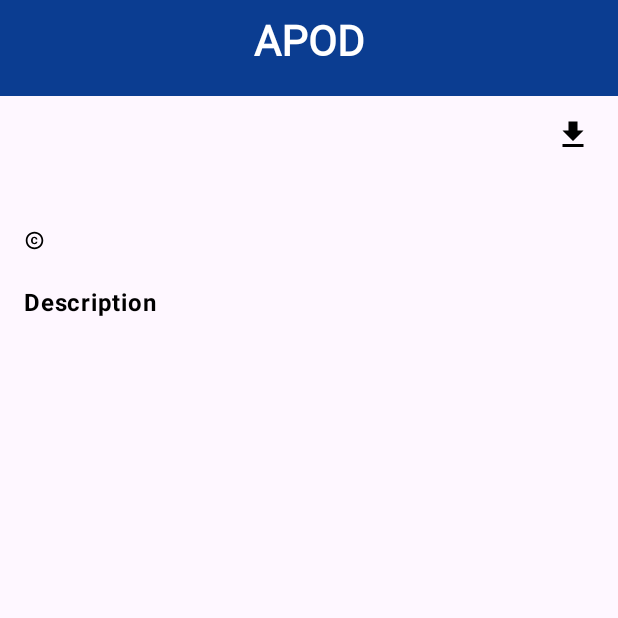
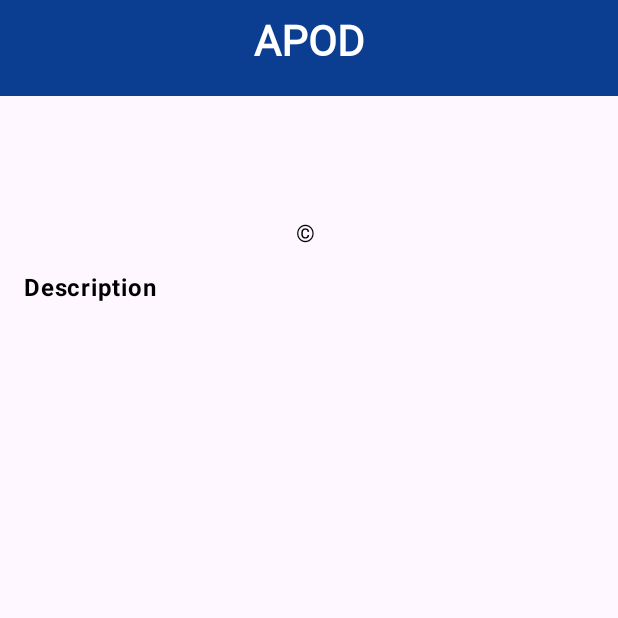
Before and after one commit to jshapter/NASA_APOD, an Android app built with Jetpack Compose: the composable DisplayApod called with empty values, on a phone screen of 412 x 824 dp, the top half of it. Run offline under Robolectric (Android 15) with nearby library versions, the phone set to English and light mode, and no system bars; pictures from the network do not load; Roboto replaces fonts that are not available here.

Commit message:
to-do dropdown menu, download and copy functions

```diff
--- a/app/src/main/java/com/example/nasaapod/ui/DisplayApod.kt
+++ b/app/src/main/java/com/example/nasaapod/ui/DisplayApod.kt
@@ -1,6 +1,12 @@
 package com.example.nasaapod.ui
 
+import android.content.ContentValues.TAG
+import android.util.Log
+import androidx.compose.foundation.ExperimentalFoundationApi
 import androidx.compose.foundation.Image
+import androidx.compose.foundation.background
+import androidx.compose.foundation.border
+import androidx.compose.foundation.combinedClickable
 import androidx.compose.foundation.layout.Arrangement
 import androidx.compose.foundation.layout.Box
 import androidx.compose.foundation.layout.Column
@@ -8,26 +14,34 @@ import androidx.compose.foundation.layout.Row
 import androidx.compose.foundation.layout.fillMaxWidth
 import androidx.compose.foundation.layout.padding
 import androidx.compose.foundation.layout.size
+import androidx.compose.foundation.layout.width
 import androidx.compose.foundation.lazy.LazyColumn
 import androidx.compose.foundation.text.selection.SelectionContainer
 import androidx.compose.material.icons.Icons
-import androidx.compose.material.icons.filled.Copyright
+import androidx.compose.material.icons.filled.ContentCopy
 import androidx.compose.material.icons.filled.Download
 import androidx.compose.material3.CenterAlignedTopAppBar
 import androidx.compose.material3.CircularProgressIndicator
+import androidx.compose.material3.DropdownMenu
 import androidx.compose.material3.ExperimentalMaterial3Api
 import androidx.compose.material3.Icon
-import androidx.compose.material3.IconButton
 import androidx.compose.material3.MaterialTheme
 import androidx.compose.material3.Scaffold
 import androidx.compose.material3.Text
 import androidx.compose.material3.TopAppBarDefaults
 import androidx.compose.runtime.Composable
+import androidx.compose.runtime.getValue
+import androidx.compose.runtime.mutableStateOf
+import androidx.compose.runtime.saveable.rememberSaveable
+import androidx.compose.runtime.setValue
 import androidx.compose.ui.Alignment
 import androidx.compose.ui.Modifier
 import androidx.compose.ui.draw.alpha
+import androidx.compose.ui.graphics.Color
+import androidx.compose.ui.hapticfeedback.HapticFeedbackType
 import androidx.compose.ui.input.nestedscroll.nestedScroll
 import androidx.compose.ui.platform.LocalContext
+import androidx.compose.ui.platform.LocalHapticFeedback
 import androidx.compose.ui.text.font.FontStyle
 import androidx.compose.ui.text.font.FontWeight
 import androidx.compose.ui.text.style.TextOverflow
@@ -38,7 +52,7 @@ import coil.compose.rememberAsyncImagePainter
 import coil.request.ImageRequest
 import com.example.nasaapod.ui.theme.Nasalization
 
-@OptIn(ExperimentalMaterial3Api::class)
+@OptIn(ExperimentalMaterial3Api::class, ExperimentalFoundationApi::class)
 @Composable
 fun DisplayApod(
     title: String,
@@ -47,6 +61,10 @@ fun DisplayApod(
     copyright: String,
     description: String
 ) {
+    var isContextMenuVisible by rememberSaveable {
+        mutableStateOf(false)
+    }
+
     val scrollBehavior = TopAppBarDefaults.enterAlwaysScrollBehavior()
     Scaffold(
         modifier = Modifier.nestedScroll(scrollBehavior.nestedScrollConnection),
@@ -83,25 +101,13 @@ fun DisplayApod(
                                 verticalAlignment = Alignment.CenterVertically,
                                 modifier = Modifier.fillMaxWidth()
                             ) {
-                                Column() {
-                                    SelectionContainer() {
+                                SelectionContainer {
                                     Text(
                                         text = title,
                                         fontSize = 22.sp,
                                         fontWeight = FontWeight.Bold,
                                         maxLines = 1,
                                         overflow = TextOverflow.Ellipsis,
-                                        )
-                                    }
-                                }
-                                IconButton(
-                                    onClick = { /*TODO*/ },
-                                    modifier = Modifier
-                                        .size(28.dp)
-                                ) {
-                                    Icon(
-                                        Icons.Default.Download,
-                                        contentDescription = "download"
                                     )
                                 }
                             }
@@ -117,7 +123,46 @@ fun DisplayApod(
 
                     item {
                         Column {
-                            Box {
+                            Box(
+                                modifier = Modifier
+                                    .fillMaxWidth(),
+                                contentAlignment = Alignment.Center
+                            ) {
+
+
+                                DropdownMenu(
+                                    expanded = isContextMenuVisible,
+                                    onDismissRequest = { isContextMenuVisible = false }
+                                ) {
+                                    Column(
+                                        modifier = Modifier
+                                            .padding(start = 24.dp, end = 24.dp)
+                                            .width(500.dp)
+                                    ) {
+                                        Row(
+                                            modifier = Modifier
+                                                .padding(16.dp)
+                                                .fillMaxWidth(),
+                                            horizontalArrangement = Arrangement.SpaceBetween,
+                                            verticalAlignment = Alignment.CenterVertically
+                                        ) {
+                                            Text(text = "Download")
+                                            Icon(Icons.Default.Download, contentDescription = "download")
+                                        }
+                                        Row(
+                                            modifier = Modifier
+                                                .padding(16.dp)
+                                                .fillMaxWidth(),
+                                            horizontalArrangement = Arrangement.SpaceBetween,
+                                            verticalAlignment = Alignment.CenterVertically
+                                        ) {
+                                            Text(text = "Copy")
+                                            Icon(Icons.Default.ContentCopy, contentDescription = "download")
+                                        }
+                                    }
+                                }
+
+
                                 val painter = rememberAsyncImagePainter(
                                     model = ImageRequest.Builder(LocalContext.current)
                                         .data(url)
@@ -140,21 +185,32 @@ fun DisplayApod(
                                         )
                                     }
                                 } else {
+                                    val haptics = LocalHapticFeedback.current
                                     Image(
                                         painter = painter,
-                                        contentDescription = "astronomy photo of the day"
+                                        contentDescription = "astronomy photo of the day",
+                                        modifier = Modifier
+                                            .border(1.dp, MaterialTheme.colorScheme.onBackground)
+                                            .combinedClickable(
+                                                onClick = {},
+                                                onLongClick = {
+                                                    haptics.performHapticFeedback(HapticFeedbackType.LongPress)
+                                                    isContextMenuVisible = true
+                                                },
+                                            )
                                     )
                                 }
                             }
                             if (copyright != "null") {
                                 Row(
-                                    modifier = Modifier.padding(top = 4.dp),
-                                    verticalAlignment = Alignment.CenterVertically
+                                    modifier = Modifier
+                                        .padding(top = 4.dp)
+                                        .fillMaxWidth(),
+                                    verticalAlignment = Alignment.CenterVertically,
+                                    horizontalArrangement = Arrangement.Center
                                 ) {
-                                    Icon(
-                                        Icons.Default.Copyright, contentDescription = "copyright",
-                                        modifier = Modifier.size(14.dp)
-                                    )
+                                    Text(text = "© ")
+                                    SelectionContainer {
                                         Text(
                                             text = copyright,
                                             fontSize = 14.sp,
@@ -164,18 +220,19 @@ fun DisplayApod(
                                 }
                             }
                         }
+                    }
 
                     item {
                         Column(
                             modifier = Modifier
                                 .fillMaxWidth()
-                                .padding(top = 6.dp)
+//                                .padding(top = 6.dp)
                         ) {
                             Text(
                                 text = "Description",
                                 fontWeight = FontWeight.Bold,
                             )
-                            SelectionContainer() {
+                            SelectionContainer {
                                 Text(
                                     modifier = Modifier
                                         .padding(top = 6.dp, bottom = 16.dp)
```
Also changed, not shown: app/src/main/java/com/example/nasaapod/ui/ApodViewModel.kt (+10 -0 lines). Lines whose indentation alone changed are shown as unchanged.
